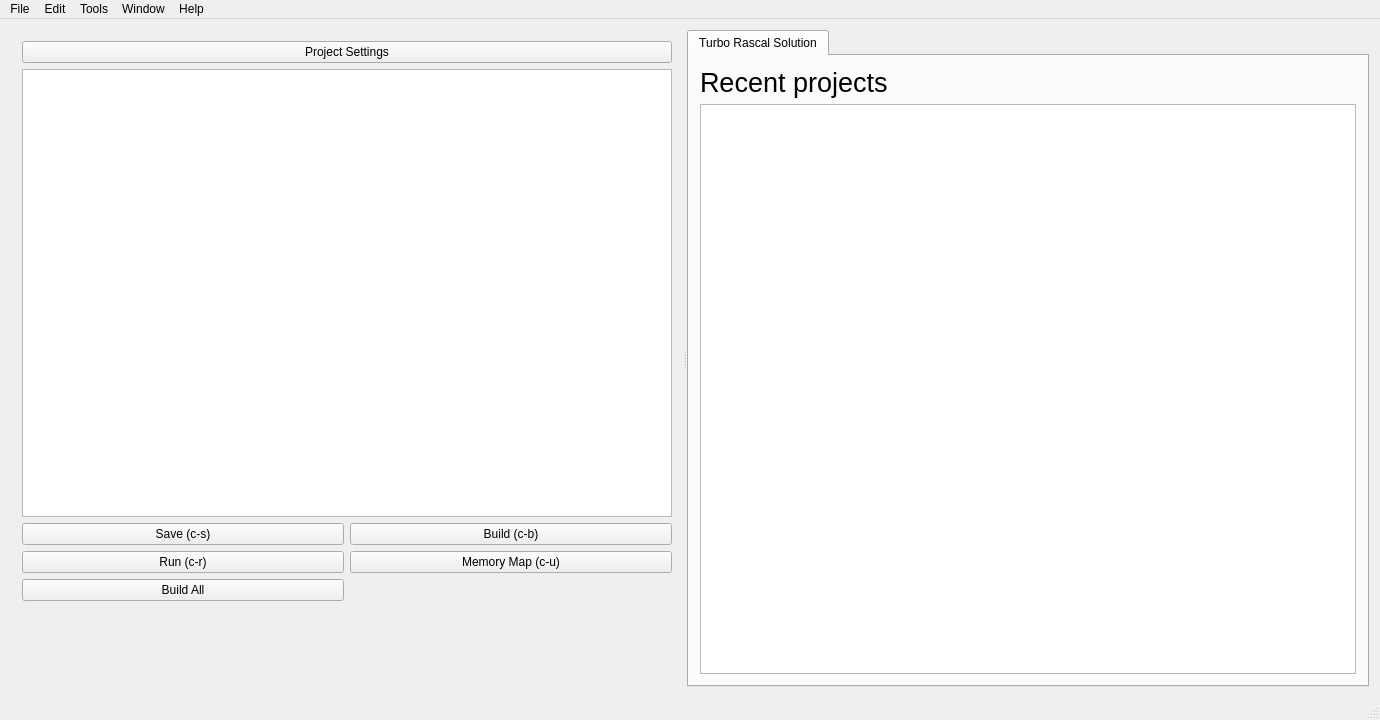
First picture: the form in mainwindow.ui, repository leuat/TRSE, before the edit.
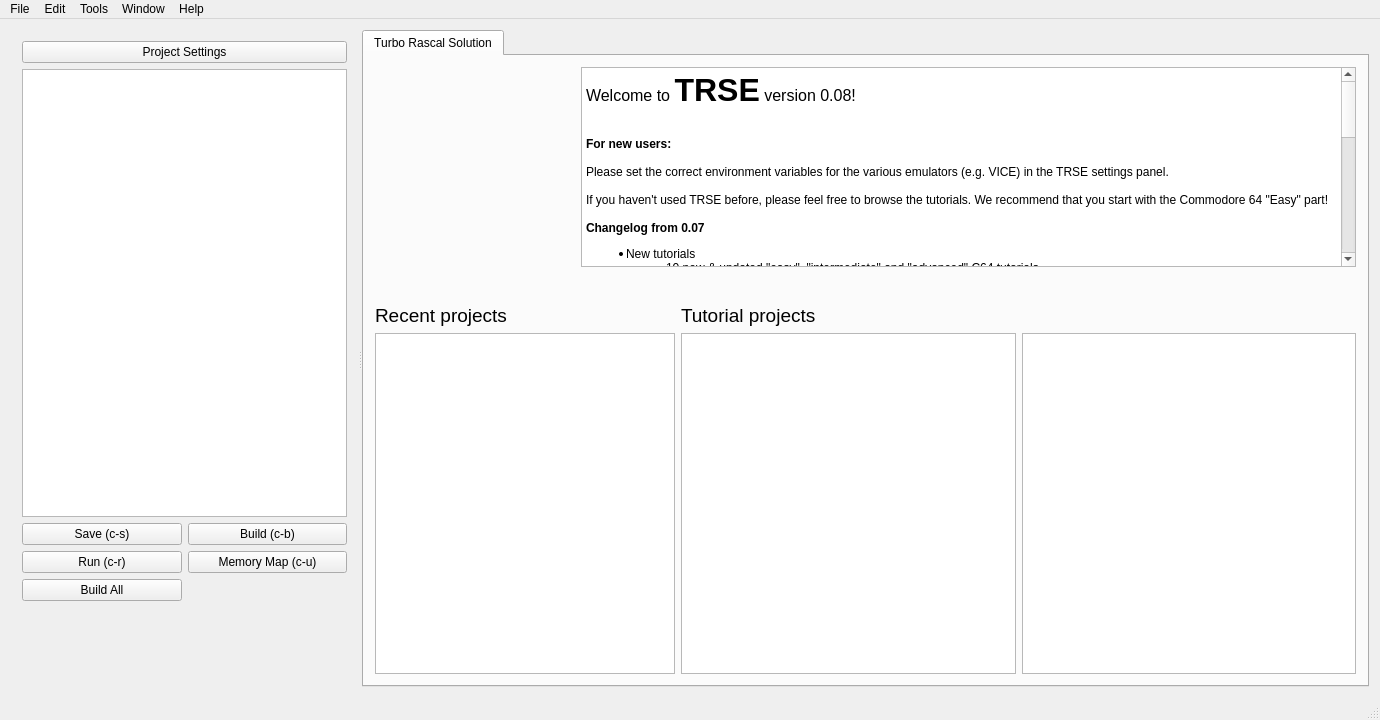
Second picture: the form after the edit. Icons and pictures are not drawn.

Commit message: Tutorial front page new

Patch:
```diff
--- a/mainwindow.ui
+++ b/mainwindow.ui
@@ -218,16 +218,92 @@
           <attribute name="title">
            <string>Turbo Rascal Solution</string>
           </attribute>
-          <layout class="QGridLayout" name="gridLayout_4">
-           <item row="1" column="0">
-            <layout class="QGridLayout" name="gridLayout_2" columnstretch="1">
-             <item row="0" column="0">
+          <layout class="QGridLayout" name="gridLayout_4" rowstretch="4,1,12" columnstretch="0">
+           <item row="0" column="0">
+            <layout class="QVBoxLayout" name="verticalLayout_2">
+             <item>
+              <layout class="QGridLayout" name="gridLayout_3" columnstretch="0,0">
+               <item row="0" column="1">
+                <widget class="QTextBrowser" name="textBrowser">
+                 <property name="html">
+                  <string>&lt;!DOCTYPE HTML PUBLIC &quot;-//W3C//DTD HTML 4.0//EN&quot; &quot;http://www.w3.org/TR/REC-html40/strict.dtd&quot;&gt;
+&lt;html&gt;&lt;head&gt;&lt;meta name=&quot;qrichtext&quot; content=&quot;1&quot; /&gt;&lt;style type=&quot;text/css&quot;&gt;
+p, li { white-space: pre-wrap; }
+&lt;/style&gt;&lt;/head&gt;&lt;body style=&quot; font-family:'Noto Sans'; font-size:9pt; font-weight:400; font-style:normal;&quot;&gt;
+&lt;p style=&quot; margin-top:0px; margin-bottom:0px; margin-left:0px; margin-right:0px; -qt-block-indent:0; text-indent:0px;&quot;&gt;&lt;span style=&quot; font-size:12pt;&quot;&gt;Welcome to &lt;/span&gt;&lt;span style=&quot; font-size:24pt; font-weight:600;&quot;&gt;TRSE&lt;/span&gt;&lt;span style=&quot; font-size:12pt;&quot;&gt; version 0.08!&lt;/span&gt;&lt;/p&gt;
+&lt;p style=&quot; margin-top:0px; margin-bottom:0px; margin-left:0px; margin-right:0px; -qt-block-indent:0; text-indent:0px;&quot;&gt;&lt;img src=&quot;:/resources/images/Amiga.png&quot; width=&quot;80&quot; /&gt;&lt;img src=&quot;:/resources/images/C128.png&quot; width=&quot;80&quot; /&gt;&lt;img src=&quot;:/resources/images/C64.png&quot; width=&quot;80&quot; /&gt;&lt;img src=&quot;:/resources/images/PLUS4.png&quot; width=&quot;80&quot; /&gt;&lt;img src=&quot;:/resources/images/VIC20.png&quot; width=&quot;80&quot; /&gt;&lt;img src=&quot;:/resources/images/NES.png&quot; width=&quot;80&quot; /&gt;&lt;img src=&quot;:/resources/images/PET.png&quot; width=&quot;80&quot; /&gt;&lt;/p&gt;
+&lt;p style=&quot;-qt-paragraph-type:empty; margin-top:0px; margin-bottom:0px; margin-left:0px; margin-right:0px; -qt-block-indent:0; text-indent:0px;&quot;&gt;&lt;br /&gt;&lt;/p&gt;
+&lt;p style=&quot; margin-top:0px; margin-bottom:0px; margin-left:0px; margin-right:0px; -qt-block-indent:0; text-indent:0px;&quot;&gt;&lt;span style=&quot; font-weight:600;&quot;&gt;For new users: &lt;/span&gt;&lt;/p&gt;
+&lt;p style=&quot;-qt-paragraph-type:empty; margin-top:0px; margin-bottom:0px; margin-left:0px; margin-right:0px; -qt-block-indent:0; text-indent:0px; font-weight:600;&quot;&gt;&lt;br /&gt;&lt;/p&gt;
+&lt;p style=&quot; margin-top:0px; margin-bottom:0px; margin-left:0px; margin-right:0px; -qt-block-indent:0; text-indent:0px;&quot;&gt;Please set the correct environment variables for the various emulators (e.g. VICE) in the TRSE settings panel. &lt;/p&gt;
+&lt;p style=&quot;-qt-paragraph-type:empty; margin-top:0px; margin-bottom:0px; margin-left:0px; margin-right:0px; -qt-block-indent:0; text-indent:0px;&quot;&gt;&lt;br /&gt;&lt;/p&gt;
+&lt;p style=&quot; margin-top:0px; margin-bottom:0px; margin-left:0px; margin-right:0px; -qt-block-indent:0; text-indent:0px;&quot;&gt;If you haven't used TRSE before, please feel free to browse the tutorials. We recommend that you start with the Commodore 64 &amp;quot;Easy&amp;quot; part!&lt;/p&gt;
+&lt;p style=&quot;-qt-paragraph-type:empty; margin-top:0px; margin-bottom:0px; margin-left:0px; margin-right:0px; -qt-block-indent:0; text-indent:0px;&quot;&gt;&lt;br /&gt;&lt;/p&gt;
+&lt;p style=&quot; margin-top:0px; margin-bottom:0px; margin-left:0px; margin-right:0px; -qt-block-indent:0; text-indent:0px;&quot;&gt;&lt;span style=&quot; font-size:medium; font-weight:600;&quot;&gt;Changelog from 0.07&lt;/span&gt;&lt;/p&gt;
+&lt;ul style=&quot;margin-top: 0px; margin-bottom: 0px; margin-left: 0px; margin-right: 0px; -qt-list-indent: 1;&quot;&gt;&lt;li style=&quot; margin-top:12px; margin-bottom:0px; margin-left:0px; margin-right:0px; -qt-block-indent:0; text-indent:0px;&quot;&gt;New tutorials &lt;/li&gt;
+&lt;ul style=&quot;margin-top: 0px; margin-bottom: 0px; margin-left: 0px; margin-right: 0px; -qt-list-indent: 2;&quot;&gt;&lt;li style=&quot; margin-top:0px; margin-bottom:0px; margin-left:0px; margin-right:0px; -qt-block-indent:0; text-indent:0px;&quot;&gt;10 new &amp;amp; updated &amp;quot;easy&amp;quot;, &amp;quot;intermediate&amp;quot; and &amp;quot;advanced&amp;quot; C64 tutorials&lt;/li&gt;
+&lt;li style=&quot; margin-top:0px; margin-bottom:0px; margin-left:0px; margin-right:0px; -qt-block-indent:0; text-indent:0px;&quot;&gt;8 new Plus/4 &amp;quot;easy tutorials&amp;quot;&lt;/li&gt;&lt;/ul&gt;
+&lt;li style=&quot; margin-top:0px; margin-bottom:0px; margin-left:0px; margin-right:0px; -qt-block-indent:0; text-indent:0px;&quot;&gt;Compiler: &lt;/li&gt;
+&lt;ul style=&quot;margin-top: 0px; margin-bottom: 0px; margin-left: 0px; margin-right: 0px; -qt-list-indent: 2;&quot;&gt;&lt;li style=&quot; margin-top:0px; margin-bottom:0px; margin-left:0px; margin-right:0px; -qt-block-indent:0; text-indent:0px;&quot;&gt;Now suggests a similar procedure/variable whenever symbol cannot be found&lt;/li&gt;
+&lt;li style=&quot; margin-top:0px; margin-bottom:0px; margin-left:0px; margin-right:0px; -qt-block-indent:0; text-indent:0px;&quot;&gt;AddBreakpoint() to add breakpoints&lt;/li&gt;
+&lt;li style=&quot; margin-top:0px; margin-bottom:0px; margin-left:0px; margin-right:0px; -qt-block-indent:0; text-indent:0px;&quot;&gt;System preprocessor defines (#ifdef C64  .... #endif    #ifdef VIC20 ... #endif)&lt;/li&gt;
+&lt;li style=&quot; margin-top:0px; margin-bottom:0px; margin-left:0px; margin-right:0px; -qt-block-indent:0; text-indent:0px;&quot;&gt;Better 16 bit mul /div handling&lt;/li&gt;
+&lt;li style=&quot; margin-top:0px; margin-bottom:0px; margin-left:0px; margin-right:0px; -qt-block-indent:0; text-indent:0px;&quot;&gt;Commodore Plus/4 support&lt;/li&gt;
+&lt;li style=&quot; margin-top:0px; margin-bottom:0px; margin-left:0px; margin-right:0px; -qt-block-indent:0; text-indent:0px;&quot;&gt;TRUE / FALSE implemented.&lt;/li&gt;
+&lt;li style=&quot; margin-top:0px; margin-bottom:0px; margin-left:0px; margin-right:0px; -qt-block-indent:0; text-indent:0px;&quot;&gt;NULL conditionals possible : if (m) then... (equals if (m&amp;lt;&amp;gt;false) or if (m&amp;lt;&amp;gt;1))&lt;/li&gt;
+&lt;li style=&quot; margin-top:0px; margin-bottom:0px; margin-left:0px; margin-right:0px; -qt-block-indent:0; text-indent:0px;&quot;&gt;CASE implemented, also help text.&lt;/li&gt;
+&lt;li style=&quot; margin-top:0px; margin-bottom:0px; margin-left:0px; margin-right:0px; -qt-block-indent:0; text-indent:0px;&quot;&gt;Compiler gives warnings about unused variables (soo useful)&lt;/li&gt;
+&lt;li style=&quot; margin-top:0px; margin-bottom:0px; margin-left:0px; margin-right:0px; -qt-block-indent:0; text-indent:0px;&quot;&gt;Return values: Procedures can now return byte values, which can be used in evaluating expressions (e.g a:=MyMethod(b*c)*d);&lt;/li&gt;
+&lt;li style=&quot; margin-top:0px; margin-bottom:0px; margin-left:0px; margin-right:0px; -qt-block-indent:0; text-indent:0px;&quot;&gt;myPointer:=ToPointer(hiValue + $04,00); // Creates a pointer from hi/lo bytes&lt;/li&gt;&lt;/ul&gt;
+&lt;li style=&quot; margin-top:0px; margin-bottom:0px; margin-left:0px; margin-right:0px; -qt-block-indent:0; text-indent:0px;&quot;&gt;Assembler &lt;/li&gt;
+&lt;ul style=&quot;margin-top: 0px; margin-bottom: 0px; margin-left: 0px; margin-right: 0px; -qt-list-indent: 2;&quot;&gt;&lt;li style=&quot; margin-top:0px; margin-bottom:0px; margin-left:0px; margin-right:0px; -qt-block-indent:0; text-indent:0px;&quot;&gt;Now outputs debug symbols to VICE, which are automatically loaded on start. Easier monitoring etc.&lt;/li&gt;&lt;/ul&gt;
+&lt;li style=&quot; margin-top:0px; margin-bottom:0px; margin-left:0px; margin-right:0px; -qt-block-indent:0; text-indent:0px;&quot;&gt;Editor &lt;/li&gt;
+&lt;ul style=&quot;margin-top: 0px; margin-bottom: 0px; margin-left: 0px; margin-right: 0px; -qt-list-indent: 2;&quot;&gt;&lt;li style=&quot; margin-top:0px; margin-bottom:0px; margin-left:0px; margin-right:0px; -qt-block-indent:0; text-indent:0px;&quot;&gt;Help dialog update (search now works)&lt;/li&gt;&lt;/ul&gt;
+&lt;li style=&quot; margin-top:0px; margin-bottom:0px; margin-left:0px; margin-right:0px; -qt-block-indent:0; text-indent:0px;&quot;&gt;Cycle numbers fix (todo)&lt;/li&gt;
+&lt;li style=&quot; margin-top:0px; margin-bottom:0px; margin-left:0px; margin-right:0px; -qt-block-indent:0; text-indent:0px;&quot;&gt;More amiga stuff (for 0.09, probably)&lt;/li&gt;
+&lt;li style=&quot; margin-top:0px; margin-bottom:0px; margin-left:0px; margin-right:0px; -qt-block-indent:0; text-indent:0px;&quot;&gt;Fjong: &lt;/li&gt;
+&lt;ul style=&quot;margin-top: 0px; margin-bottom: 0px; margin-left: 0px; margin-right: 0px; -qt-list-indent: 2;&quot;&gt;&lt;li style=&quot; margin-top:0px; margin-bottom:0px; margin-left:0px; margin-right:0px; -qt-block-indent:0; text-indent:0px;&quot;&gt;Help text 25% complete&lt;/li&gt;
+&lt;li style=&quot; margin-top:0px; margin-bottom:0px; margin-left:0px; margin-right:0px; -qt-block-indent:0; text-indent:0px;&quot;&gt;Search in editor&lt;/li&gt;
+&lt;li style=&quot; margin-top:0px; margin-bottom:0px; margin-left:0px; margin-right:0px; -qt-block-indent:0; text-indent:0px;&quot;&gt;New tutorials&lt;/li&gt;
+&lt;li style=&quot; margin-top:0px; margin-bottom:0px; margin-left:0px; margin-right:0px; -qt-block-indent:0; text-indent:0px;&quot;&gt;Syntax highlighting updated and works&lt;/li&gt;&lt;/ul&gt;
+&lt;p style=&quot;-qt-paragraph-type:empty; margin-top:0px; margin-bottom:0px; margin-left:0px; margin-right:0px; -qt-block-indent:2; text-indent:0px;&quot;&gt;&lt;br /&gt;&lt;/p&gt;
+&lt;li style=&quot; margin-top:0px; margin-bottom:0px; margin-left:0px; margin-right:0px; -qt-block-indent:0; text-indent:0px;&quot;&gt;A comprehensive guide to programming on the C64 using TRSE:&lt;/li&gt;
+&lt;li style=&quot; margin-top:0px; margin-bottom:12px; margin-left:0px; margin-right:0px; -qt-block-indent:0; text-indent:0px;&quot;&gt;More NES tutorials (for 0.09 probably)&lt;/li&gt;&lt;/ul&gt;&lt;/body&gt;&lt;/html&gt;</string>
+                 </property>
+                </widget>
+               </item>
+               <item row="0" column="0">
+                <widget class="QLabel" name="label_4">
+                 <property name="minimumSize">
+                  <size>
+                   <width>200</width>
+                   <height>200</height>
+                  </size>
+                 </property>
+                 <property name="text">
+                  <string/>
+                 </property>
+                 <property name="pixmap">
+                  <pixmap resource="resources.qrc">:/resources/images/trselogo.png</pixmap>
+                 </property>
+                 <property name="scaledContents">
+                  <bool>true</bool>
+                 </property>
+                </widget>
+               </item>
+              </layout>
+             </item>
+            </layout>
+           </item>
+           <item row="2" column="0">
+            <layout class="QGridLayout" name="gridLayout_2" columnstretch="4,9">
+             <item row="1" column="0">
               <layout class="QVBoxLayout" name="verticalLayout_3">
                <item>
                 <widget class="QLabel" name="label_2">
                  <property name="font">
                   <font>
-                   <pointsize>20</pointsize>
+                   <pointsize>14</pointsize>
                   </font>
                  </property>
                  <property name="text">
@@ -246,6 +322,50 @@
                </item>
               </layout>
              </item>
+             <item row="1" column="1">
+              <layout class="QVBoxLayout" name="verticalLayout_6">
+               <item>
+                <widget class="QLabel" name="label">
+                 <property name="font">
+                  <font>
+                   <pointsize>14</pointsize>
+                  </font>
+                 </property>
+                 <property name="text">
+                  <string>Tutorial projects</string>
+                 </property>
+                </widget>
+               </item>
+               <item>
+                <layout class="QGridLayout" name="gridLayout_6">
+                 <item row="0" column="1">
+                  <widget class="QTextBrowser" name="txtTutorials"/>
+                 </item>
+                 <item row="0" column="0">
+                  <widget class="QTreeWidget" name="treeTutorials">
+                   <property name="font">
+                    <font>
+                     <pointsize>12</pointsize>
+                     <kerning>true</kerning>
+                    </font>
+                   </property>
+                   <property name="autoExpandDelay">
+                    <number>1</number>
+                   </property>
+                   <attribute name="headerVisible">
+                    <bool>false</bool>
+                   </attribute>
+                   <column>
+                    <property name="text">
+                     <string notr="true">1</string>
+                    </property>
+                   </column>
+                  </widget>
+                 </item>
+                </layout>
+               </item>
+              </layout>
+             </item>
             </layout>
            </item>
           </layout>
```
The commit also changes 19 other files.
